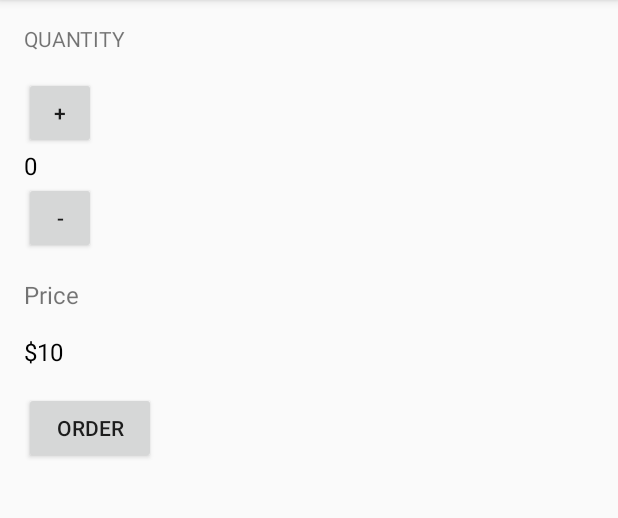
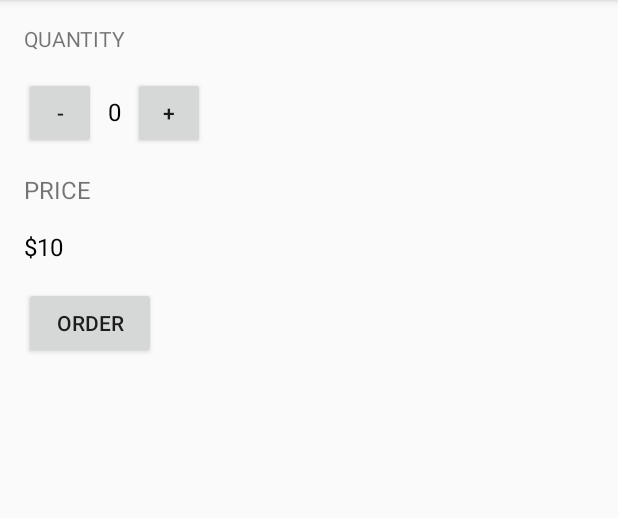
Before and after one commit to Weyinmik/JustJava, an Android app: the screen it shows after launch (MainActivity), on a phone screen of 412 x 824 dp, the part 84-602 px from its top. Run offline under Robolectric (Android 15) with nearby library versions, the phone set to English and light mode, and no system bars.

Commit message:
The + and - Buttons repositioned by introducing Nested Layout.

```diff
--- a/app/src/main/res/layout/activity_main.xml
+++ b/app/src/main/res/layout/activity_main.xml
@@ -1,60 +1,77 @@
 <?xml version="1.0" encoding="utf-8"?>
-<LinearLayout
-    xmlns:android="http://schemas.android.com/apk/res/android"
+<LinearLayout xmlns:android="http://schemas.android.com/apk/res/android"
     xmlns:tools="http://schemas.android.com/tools"
     android:layout_width="match_parent"
+    android:layout_height="match_parent"
     android:orientation="vertical"
-    android:layout_height="match_parent"
-    tools:context="com.example.android.justjava.MainActivity"
-    android:paddingTop="16dp"
+    android:paddingBottom="16dp"
     android:paddingLeft="16dp"
     android:paddingRight="16dp"
-    android:paddingBottom="16dp">
+    android:paddingTop="16dp"
+    tools:context="com.example.android.justjava.MainActivity">
+
     <TextView
         android:layout_width="wrap_content"
         android:layout_height="wrap_content"
         android:layout_marginBottom="16dp"
         android:text="Quantity"
-        android:textAllCaps="true"/>
+        android:textAllCaps="true" />
+
+    <LinearLayout
+        android:layout_width="match_parent"
+        android:layout_height="wrap_content"
+        android:orientation="horizontal"
+        tools:context="com.example.android.justjava.MainActivity">
 
         <Button
-        android:id="@+id/button_increment"
+            android:id="@+id/button_decrement"
+            android:layout_width="48dp"
             android:layout_height="48dp"
-        android:layout_width="48dp"
-        android:text="+"
-        android:onClick="increment"/>
+            android:layout_marginRight="8dp"
+            android:onClick="decrement"
+            android:text="-" />
+
         <TextView
             android:id="@+id/quantity_text_view"
             android:layout_width="wrap_content"
             android:layout_height="wrap_content"
             android:text="0"
-        android:textSize="16sp"
-        android:textColor="@android:color/black"/>
+            android:textColor="@android:color/black"
+            android:textSize="16sp" />
+
         <Button
-        android:id="@+id/button_decrement"
+            android:id="@+id/button_increment"
+            android:layout_width="48dp"
             android:layout_height="48dp"
-        android:layout_width="48dp"
-        android:text="-"
-        android:onClick="decrement"/>
+            android:layout_marginLeft="8dp"
+            android:onClick="increment"
+            android:text="+" />
+
+    </LinearLayout>
+
     <TextView
         android:layout_width="wrap_content"
         android:layout_height="wrap_content"
         android:layout_marginTop="16dp"
-        android:textSize="16sp"
-        android:text="Price"/>
+        android:text="Price"
+        android:textAllCaps="true"
+        android:textSize="16sp" />
+
     <TextView
         android:id="@+id/price_text_view"
         android:layout_width="wrap_content"
         android:layout_height="wrap_content"
         android:layout_marginTop="16dp"
-        android:textSize="16sp"
         android:text="$10"
-        android:textColor="@android:color/black"/>
+        android:textColor="@android:color/black"
+        android:textSize="16sp" />
+
     <Button
         android:id="@+id/button_id"
+        android:layout_width="wrap_content"
         android:layout_height="wrap_content"
-        android:layout_width="wrap_content"
         android:layout_marginTop="16dp"
-        android:text="Order"
-        android:onClick="submitOrder"/>
+        android:onClick="submitOrder"
+        android:text="Order" />
+
 </LinearLayout>
```
Lines whose indentation alone changed are shown as unchanged.
